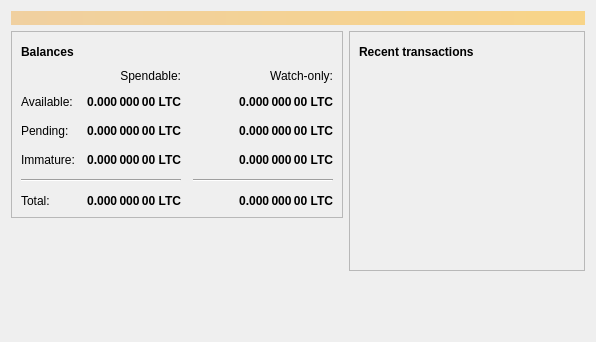
Azivar/AzzyCoin, file src/qt/forms/overviewpage.ui: the form before one commit.
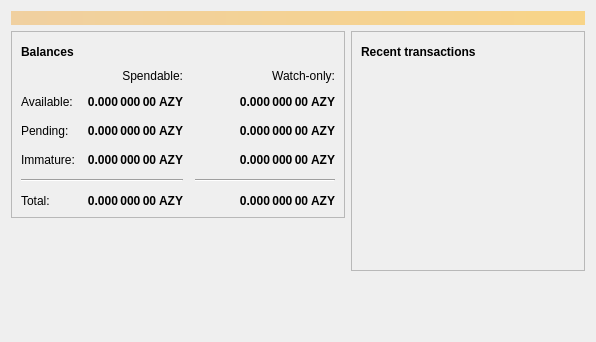
The form after the commit. Icons and pictures are not drawn.

Diff of the .ui file:
```diff
--- a/src/qt/forms/overviewpage.ui
+++ b/src/qt/forms/overviewpage.ui
@@ -129,7 +129,7 @@
                <string>Unconfirmed transactions to watch-only addresses</string>
               </property>
               <property name="text">
-               <string notr="true">0.000 000 00 LTC</string>
+               <string notr="true">0.000 000 00 AZY</string>
               </property>
               <property name="alignment">
                <set>Qt::AlignRight|Qt::AlignTrailing|Qt::AlignVCenter</set>
@@ -154,7 +154,7 @@
                <string>Total of transactions that have yet to be confirmed, and do not yet count toward the spendable balance</string>
               </property>
               <property name="text">
-               <string notr="true">0.000 000 00 LTC</string>
+               <string notr="true">0.000 000 00 AZY</string>
               </property>
               <property name="alignment">
                <set>Qt::AlignRight|Qt::AlignTrailing|Qt::AlignVCenter</set>
@@ -179,7 +179,7 @@
                <string>Mined balance in watch-only addresses that has not yet matured</string>
               </property>
               <property name="text">
-               <string notr="true">0.000 000 00 LTC</string>
+               <string notr="true">0.000 000 00 AZY</string>
               </property>
               <property name="alignment">
                <set>Qt::AlignRight|Qt::AlignTrailing|Qt::AlignVCenter</set>
@@ -237,7 +237,7 @@
                <string>Mined balance that has not yet matured</string>
               </property>
               <property name="text">
-               <string notr="true">0.000 000 00 LTC</string>
+               <string notr="true">0.000 000 00 AZY</string>
               </property>
               <property name="alignment">
                <set>Qt::AlignRight|Qt::AlignTrailing|Qt::AlignVCenter</set>
@@ -282,7 +282,7 @@
                <string>Your current total balance</string>
               </property>
               <property name="text">
-               <string notr="true">0.000 000 00 LTC</string>
+               <string notr="true">0.000 000 00 AZY</string>
               </property>
               <property name="alignment">
                <set>Qt::AlignRight|Qt::AlignTrailing|Qt::AlignVCenter</set>
@@ -307,7 +307,7 @@
                <string>Current total balance in watch-only addresses</string>
               </property>
               <property name="text">
-               <string notr="true">0.000 000 00 LTC</string>
+               <string notr="true">0.000 000 00 AZY</string>
               </property>
               <property name="alignment">
                <set>Qt::AlignRight|Qt::AlignTrailing|Qt::AlignVCenter</set>
@@ -349,7 +349,7 @@
                <string>Your current spendable balance</string>
               </property>
               <property name="text">
-               <string notr="true">0.000 000 00 LTC</string>
+               <string notr="true">0.000 000 00 AZY</string>
               </property>
               <property name="alignment">
                <set>Qt::AlignRight|Qt::AlignTrailing|Qt::AlignVCenter</set>
@@ -374,7 +374,7 @@
                <string>Your current balance in watch-only addresses</string>
               </property>
               <property name="text">
-               <string notr="true">0.000 000 00 LTC</string>
+               <string notr="true">0.000 000 00 AZY</string>
               </property>
               <property name="alignment">
                <set>Qt::AlignRight|Qt::AlignTrailing|Qt::AlignVCenter</set>
```
